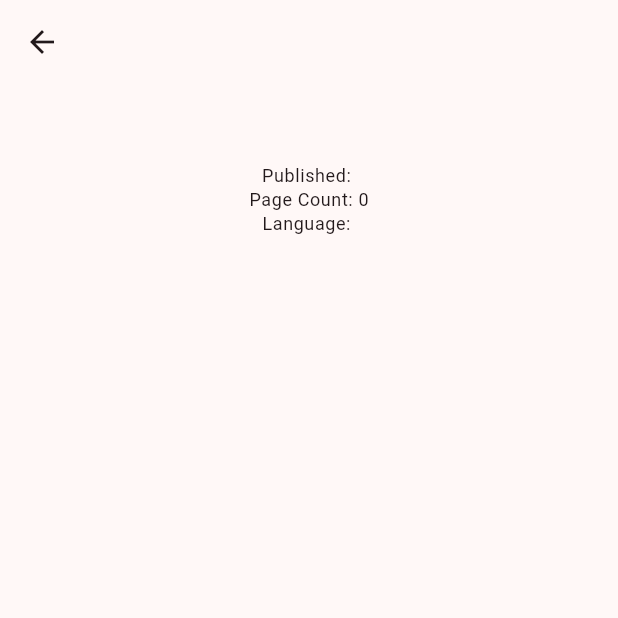
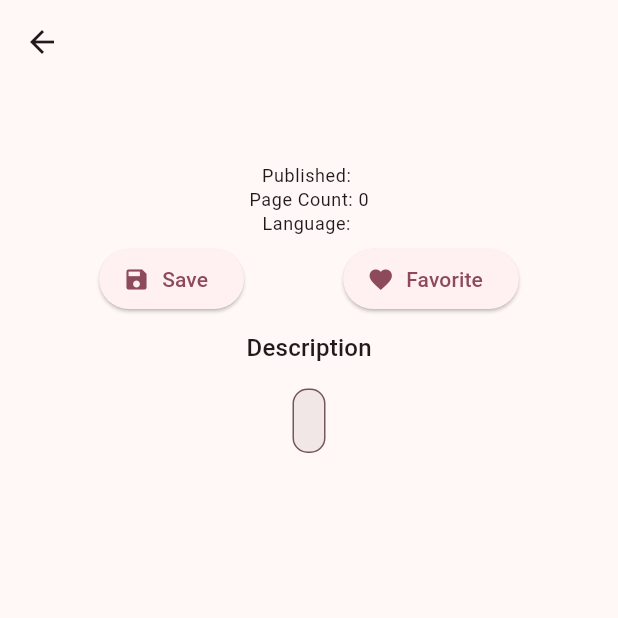
Before and after one commit to jenn-jk/booksTracker, a Flutter app: the BookDetails screen opened directly with empty values, on a phone screen of 412 x 824 dp, the top half of it. Run offline on Flutter 3.47's test engine with Material 3 defaults, Android fonts, the phone set to English and light mode, and no system bars.

Commit message:
added description and buttons in book details page

```diff
--- a/lib/components/grid_view_widget.dart
+++ b/lib/components/grid_view_widget.dart
@@ -3,10 +3,7 @@ import 'package:books_tracker/utils/book_details_arguments.dart';
 import 'package:flutter/material.dart';
 
 class GridViewWidget extends StatelessWidget {
-  const GridViewWidget({
-    super.key,
-    required List<Book> books,
-  }) : _books = books;
+  const GridViewWidget({super.key, required List<Book> books}) : _books = books;
 
   final List<Book> _books;
 
@@ -39,6 +36,7 @@ class GridViewWidget extends StatelessWidget {
                   Padding(
                     padding: const EdgeInsets.all(6.0),
                     child: Image.network(
+                      scale: 0.8,
                       book.imageLinks["thumbnail"]?.replaceFirst(
                             "http://",
                             "https://",
--- a/lib/pages/book_details.dart
+++ b/lib/pages/book_details.dart
@@ -46,6 +46,39 @@ class _BookDetailsState extends State<BookDetails> {
                   Text("Language: ${book.language}", style: theme.bodySmall),
                 ],
               ),
+              SizedBox(height: 5),
+              Row(
+                mainAxisAlignment: MainAxisAlignment.spaceEvenly,
+                children: [
+                  ElevatedButton.icon(
+                    icon: Icon(Icons.save),
+                    onPressed: () => {},
+                    label: Text("Save"),
+                  ),
+                  ElevatedButton.icon(
+                    icon: Icon(Icons.favorite),
+                    onPressed: () => {},
+                    label: Text("Favorite"),
+                  ),
+                ],
+              ),
+              SizedBox(height: 10),
+              Text("Description", style: theme.titleMedium),
+              SizedBox(height: 5),
+              Container(
+                margin: EdgeInsets.all(10),
+                padding: EdgeInsets.all(10),
+                decoration: BoxDecoration(
+                  color: Theme.of(
+                    context,
+                  ).colorScheme.secondary.withOpacity(0.1),
+                  borderRadius: BorderRadius.all(Radius.circular(10)),
+                  border: Border.all(
+                    color: Theme.of(context).colorScheme.secondary,
+                  ),
+                ),
+                child: Text(book.description),
+              ),
             ],
           ),
         ),
```
